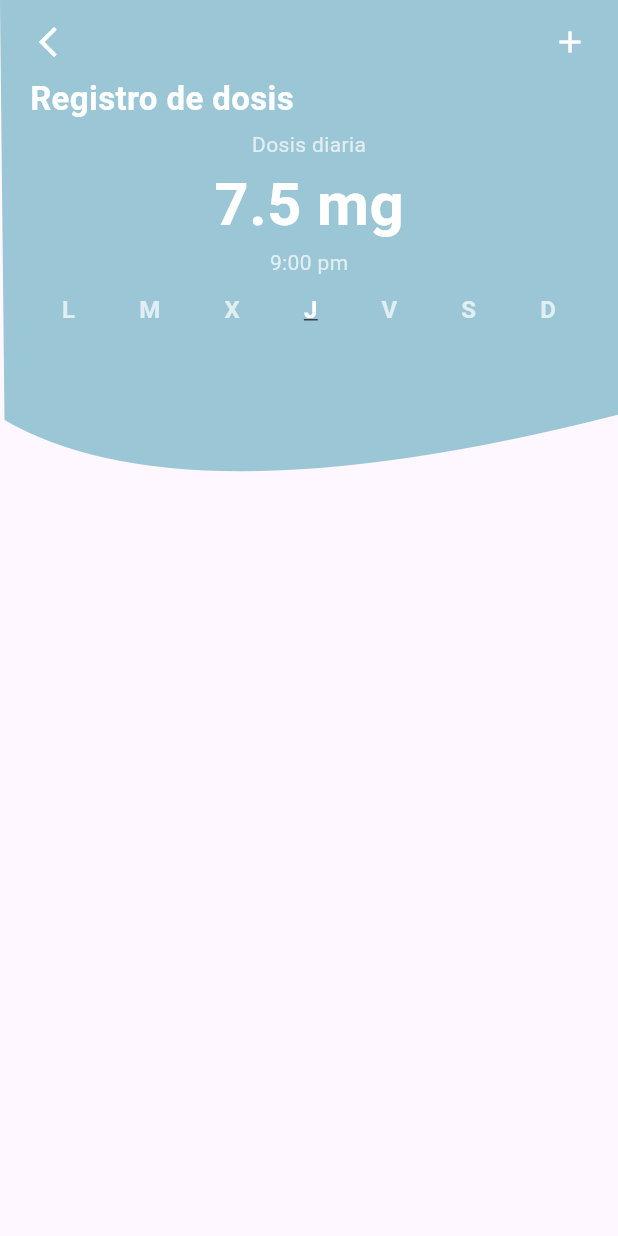
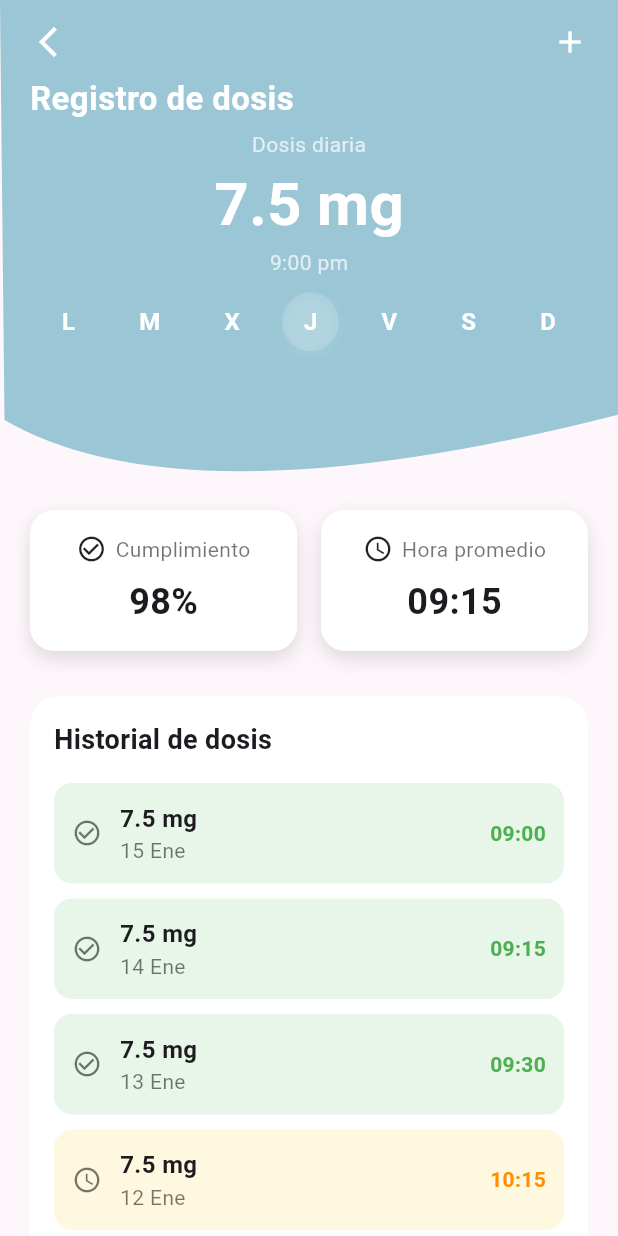
Before and after one commit to FabRangel/INRight, a Flutter app: the Page4 screen opened directly, on a phone screen of 412 x 824 dp. Run offline on Flutter 3.47's test engine with Material 3 defaults, Android fonts, the phone set to English and light mode, and no system bars; our stand-ins replace animated_notch_bottom_bar, firebase_core, fl_chart, shared_preferences; accounts and stored records are empty.

Commit message:
add: dosis page

```diff
--- a/lib/features/home/presentation/pages/page4.dart
+++ b/lib/features/home/presentation/pages/page4.dart
@@ -1,4 +1,6 @@
 import 'package:flutter/material.dart';
+import 'package:inright/features/home/presentation/widgets/tarjetaIndicador.dart';
+import 'package:inright/features/home/presentation/widgets/dosisHistorial.dart';
 
 class Page4 extends StatelessWidget {
   const Page4({Key? key}) : super(key: key);
@@ -6,35 +8,24 @@ class Page4 extends StatelessWidget {
   @override
   Widget build(BuildContext context) {
     return Scaffold(
-      body: Column(
-        children: [
-          Stack(
+      backgroundColor: const Color(0xFFFDF6FB),
+      body: Stack(
         children: [
           ClipPath(
             clipper: _CurvedClipper(),
-                child: Container(
-                  height: 350,
-                  color: const Color(0xFF9AC6D5), // azul suave
-                ),
+            child: Container(height: 350, color: const Color(0xFF9AC6D5)),
           ),
 
           SafeArea(
             child: Padding(
-                  padding: const EdgeInsets.symmetric(
-                    horizontal: 20,
-                    vertical: 16,
-                  ),
+              padding: const EdgeInsets.symmetric(horizontal: 20, vertical: 16),
               child: Column(
                 crossAxisAlignment: CrossAxisAlignment.start,
                 children: [
-                      // Botón de regresar
                   Row(
                     mainAxisAlignment: MainAxisAlignment.spaceBetween,
-                        children: [
-                          const Icon(
-                            Icons.arrow_back_ios_new,
-                            color: Colors.white,
-                          ),
+                    children: const [
+                      Icon(Icons.arrow_back_ios_new, color: Colors.white),
                       Icon(Icons.add, color: Colors.white),
                     ],
                   ),
@@ -48,15 +39,15 @@ class Page4 extends StatelessWidget {
                     ),
                   ),
                   const SizedBox(height: 5),
-                      Center(
-                        child: const Text(
+                  const Center(
+                    child: Text(
                       'Dosis diaria',
                       style: TextStyle(color: Colors.white70),
                     ),
                   ),
                   const SizedBox(height: 2),
-                      Center(
-                        child: const Text(
+                  const Center(
+                    child: Text(
                       '7.5 mg',
                       style: TextStyle(
                         color: Colors.white,
@@ -65,15 +56,13 @@ class Page4 extends StatelessWidget {
                       ),
                     ),
                   ),
-                      Center(
-                        child: const Text(
+                  const Center(
+                    child: Text(
                       '9:00 pm',
                       style: TextStyle(color: Colors.white70),
                     ),
                   ),
                   const SizedBox(height: 10),
-
-                      // Días de la semana
                   Row(
                     mainAxisAlignment: MainAxisAlignment.spaceAround,
                     children: const [
@@ -90,7 +79,96 @@ class Page4 extends StatelessWidget {
               ),
             ),
           ),
+
+          Positioned.fill(
+            top: 320, // debajo del encabezado
+            child: SingleChildScrollView(
+              padding: const EdgeInsets.only(top: 20, bottom: 80),
+              child: Column(
+                children: [
+                  // Tarjetas
+                  Padding(
+                    padding: const EdgeInsets.symmetric(horizontal: 20),
+                    child: Row(
+                      children: [
+                        Expanded(
+                          child: TarjetaIndicador(
+                            icon: Icons.check_circle_outline,
+                            label: 'Cumplimiento',
+                            valor: '98%',
+                          ),
+                        ),
+                        const SizedBox(width: 16),
+                        Expanded(
+                          child: TarjetaIndicador(
+                            icon: Icons.access_time,
+                            label: 'Hora promedio',
+                            valor: '09:15',
+                          ),
+                        ),
                       ],
+                    ),
+                  ),
+
+                  const SizedBox(height: 30),
+
+                  // Historial
+                  Padding(
+                    padding: const EdgeInsets.symmetric(horizontal: 20),
+                    child: Container(
+                      decoration: BoxDecoration(
+                        color: Colors.white,
+                        borderRadius: BorderRadius.circular(20),
+                      ),
+                      padding: const EdgeInsets.all(16),
+                      child: Column(
+                        crossAxisAlignment: CrossAxisAlignment.start,
+                        children: const [
+                          Text(
+                            'Historial de dosis',
+                            style: TextStyle(
+                              fontWeight: FontWeight.bold,
+                              fontSize: 18,
+                            ),
+                          ),
+                          SizedBox(height: 16),
+                          ItemHistorial(
+                            estado: 'ok',
+                            dosis: '7.5 mg',
+                            hora: '09:00',
+                            fecha: '15 Ene',
+                          ),
+                          ItemHistorial(
+                            estado: 'ok',
+                            dosis: '7.5 mg',
+                            hora: '09:15',
+                            fecha: '14 Ene',
+                          ),
+                          ItemHistorial(
+                            estado: 'ok',
+                            dosis: '7.5 mg',
+                            hora: '09:30',
+                            fecha: '13 Ene',
+                          ),
+                          ItemHistorial(
+                            estado: 'tarde',
+                            dosis: '7.5 mg',
+                            hora: '10:15',
+                            fecha: '12 Ene',
+                          ),
+                          ItemHistorial(
+                            estado: 'falta',
+                            dosis: '7.5 mg',
+                            hora: '--',
+                            fecha: '11 Ene',
+                          ),
+                        ],
+                      ),
+                    ),
+                  ),
+                ],
+              ),
+            ),
           ),
         ],
       ),
@@ -105,14 +183,29 @@ class _DiaTexto extends StatelessWidget {
 
   @override
   Widget build(BuildContext context) {
-    return Text(
+    return Container(
+      padding: const EdgeInsets.symmetric(horizontal: 14, vertical: 8),
+      decoration:
+          seleccionado
+              ? BoxDecoration(
+                color: Colors.white.withOpacity(0.15),
+                borderRadius: BorderRadius.circular(30),
+                boxShadow: [
+                  BoxShadow(
+                    color: Colors.white10,
+                    blurRadius: 6,
+                    offset: Offset(0, 3),
+                  ),
+                ],
+              )
+              : null,
+      child: Text(
         letra,
         style: TextStyle(
           fontSize: 16,
           fontWeight: FontWeight.bold,
-        color: seleccionado ? Colors.white : Colors.white70,
-        decoration:
-            seleccionado ? TextDecoration.underline : TextDecoration.none,
+          color: Colors.white,
+        ),
       ),
     );
   }
--- /dev/null
+++ b/lib/features/home/presentation/widgets/dosisHistorial.dart
@@ -0,0 +1,97 @@
+import 'package:flutter/material.dart';
+
+class ItemHistorial extends StatelessWidget {
+  final String estado;
+  final String dosis;
+  final String hora;
+  final String fecha;
+
+  const ItemHistorial({
+    required this.estado,
+    required this.dosis,
+    required this.hora,
+    required this.fecha,
+  });
+
+  Color get backgroundColor {
+    switch (estado) {
+      case 'ok':
+        return Colors.green.shade50;
+      case 'tarde':
+        return Colors.amber.shade50;
+      case 'falta':
+        return Colors.red.shade100;
+      default:
+        return Colors.grey.shade200;
+    }
+  }
+
+  Color get horaColor {
+    switch (estado) {
+      case 'ok':
+        return Colors.green;
+      case 'tarde':
+        return Colors.amber[800]!;
+      case 'falta':
+        return Colors.red;
+      default:
+        return Colors.black54;
+    }
+  }
+
+  IconData get icon {
+    switch (estado) {
+      case 'ok':
+        return Icons.check_circle_outline;
+      case 'tarde':
+        return Icons.schedule;
+      case 'falta':
+        return Icons.cancel_outlined;
+      default:
+        return Icons.help_outline;
+    }
+  }
+
+  @override
+  Widget build(BuildContext context) {
+    return Container(
+      margin: const EdgeInsets.only(bottom: 10),
+      padding: const EdgeInsets.all(12),
+      decoration: BoxDecoration(
+        color: backgroundColor,
+        borderRadius: BorderRadius.circular(12),
+      ),
+      child: Row(
+        children: [
+          Icon(icon, color: Colors.black54, size: 20),
+          const SizedBox(width: 12),
+          Expanded(
+            child: Column(
+              crossAxisAlignment: CrossAxisAlignment.start,
+              children: [
+                Text(
+                  dosis,
+                  style: const TextStyle(
+                    fontWeight: FontWeight.bold,
+                    fontSize: 16,
+                  ),
+                ),
+                Text(
+                  fecha,
+                  style: const TextStyle(color: Colors.black54),
+                ),
+              ],
+            ),
+          ),
+          Text(
+            hora,
+            style: TextStyle(
+              fontWeight: FontWeight.bold,
+              color: horaColor,
+            ),
+          ),
+        ],
+      ),
+    );
+  }
+}
--- /dev/null
+++ b/lib/features/home/presentation/widgets/tarjetaIndicador.dart
@@ -0,0 +1,51 @@
+import 'package:flutter/material.dart';
+
+class TarjetaIndicador extends StatelessWidget {
+  final IconData icon;
+  final String label;
+  final String valor;
+
+  const TarjetaIndicador({
+    required this.icon,
+    required this.label,
+    required this.valor,
+  });
+
+  @override
+  Widget build(BuildContext context) {
+    return Container(
+      padding: const EdgeInsets.all(16),
+      decoration: BoxDecoration(
+        color: Colors.white,
+        borderRadius: BorderRadius.circular(16),
+        boxShadow: [
+          BoxShadow(
+            color: Colors.black12,
+            blurRadius: 10,
+            offset: Offset(0, 5),
+          ),
+        ],
+      ),
+      child: Column(
+        children: [
+          Row(
+            mainAxisAlignment: MainAxisAlignment.center,
+            children: [
+              Icon(icon, size: 20),
+              const SizedBox(width: 6),
+              Text(
+                label,
+                style: const TextStyle(fontSize: 14, color: Colors.black54),
+              ),
+            ],
+          ),
+          const SizedBox(height: 8),
+          Text(
+            valor,
+            style: const TextStyle(fontSize: 24, fontWeight: FontWeight.bold),
+          ),
+        ],
+      ),
+    );
+  }
+}
```
Also changed, not shown: 1 other file. Lines whose indentation alone changed are shown as unchanged.
